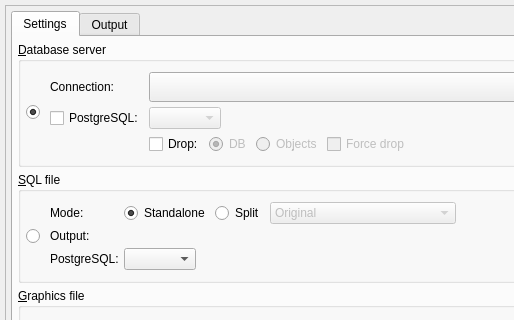
Qt form libs/libgui/ui/tools/modelexportform.ui (pgmodeler/pgmodeler) before a commit; both pictures show x 0 to 514 and y 0 to 320 of the 812 by 731 pixel window.
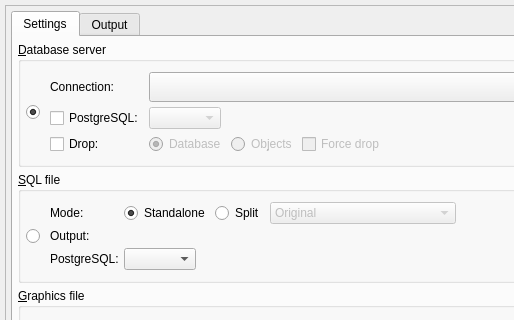
The same form after that commit. Icons and pictures are not drawn.

Commit message: Added support for forced database drop in export process in pgmodeler- cli (issue #1823)

The edit to the form file:
```diff
--- a/libs/libgui/ui/tools/modelexportform.ui
+++ b/libs/libgui/ui/tools/modelexportform.ui
@@ -286,35 +286,13 @@
                   <property name="spacing">
                    <number>5</number>
                   </property>
-                  <item>
-                   <widget class="QCheckBox" name="drop_chk">
-                    <property name="enabled">
-                     <bool>true</bool>
-                    </property>
-                    <property name="sizePolicy">
-                     <sizepolicy hsizetype="Minimum" vsizetype="Fixed">
-                      <horstretch>0</horstretch>
-                      <verstretch>0</verstretch>
-                     </sizepolicy>
-                    </property>
-                    <property name="toolTip">
-                     <string>If &lt;strong&gt;DB&lt;/strong&gt; is checked pgModeler will destroy the database if already exists on the server. When &lt;strong&gt;Objects&lt;/strong&gt; is checked pgModeler will execute the DROP command attached to SQL-enabled objects. &lt;strong&gt;WARNING:&lt;/strong&gt; this option leads to data loss so make sure to have a backup before exporting.</string>
-                    </property>
-                    <property name="statusTip">
-                     <string/>
-                    </property>
-                    <property name="text">
-                     <string>Drop:</string>
-                    </property>
-                   </widget>
-                  </item>
                   <item>
                    <widget class="QRadioButton" name="drop_db_rb">
                     <property name="enabled">
                      <bool>false</bool>
                     </property>
                     <property name="text">
-                     <string>DB</string>
+                     <string>Database</string>
                     </property>
                     <property name="checked">
                      <bool>true</bool>
@@ -469,6 +447,28 @@
                   </property>
                  </widget>
                 </item>
+                <item row="2" column="0">
+                 <widget class="QCheckBox" name="drop_chk">
+                  <property name="enabled">
+                   <bool>true</bool>
+                  </property>
+                  <property name="sizePolicy">
+                   <sizepolicy hsizetype="Minimum" vsizetype="Fixed">
+                    <horstretch>0</horstretch>
+                    <verstretch>0</verstretch>
+                   </sizepolicy>
+                  </property>
+                  <property name="toolTip">
+                   <string>&lt;p&gt;If &lt;strong&gt;Database&lt;/strong&gt; is checked pgModeler will destroy the database if already exists on the server. When &lt;strong&gt;Objects&lt;/strong&gt; is checked pgModeler will execute the DROP command attached to SQL-enabled objects. &lt;strong&gt;WARNING:&lt;/strong&gt; this option leads to data loss so make sure to have a backup before exporting.&lt;/p&gt;</string>
+                  </property>
+                  <property name="statusTip">
+                   <string/>
+                  </property>
+                  <property name="text">
+                   <string>Drop:</string>
+                  </property>
+                 </widget>
+                </item>
                </layout>
               </widget>
              </item>
```
Left out of the diff: 3 changed lines with no effect on the pictures. The commit also changes 2 other files.
